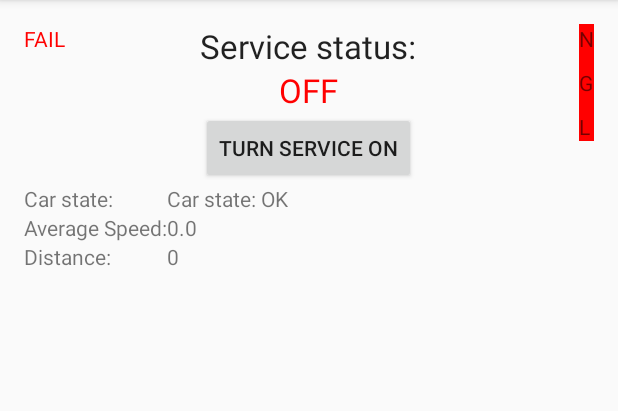
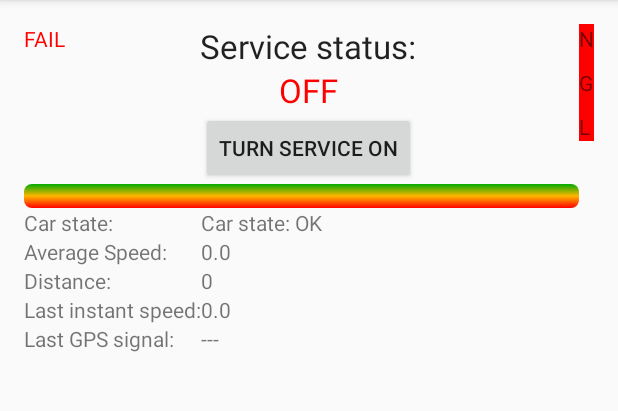
Before and after one commit to dair/madmadmax-power-android, an Android app: the ServiceStatusActivity screen opened directly, with no data from a screen before it, on a phone screen of 412 x 824 dp, the part 84-495 px from its top. Run offline under Robolectric (Android 15) with nearby library versions, the phone set to English and light mode, and no system bars.

Commit message:
well, something

```diff
--- a/app/src/main/java/org/albiongames/madmadmax/power/LocationThread.java
+++ b/app/src/main/java/org/albiongames/madmadmax/power/LocationThread.java
@@ -14,6 +14,7 @@ import android.support.v4.app.ActivityCompat;
 
 import java.util.LinkedList;
 import java.util.List;
+import java.util.Set;
 import java.util.Timer;
 import java.util.TimerTask;
 
@@ -128,6 +129,9 @@ public class LocationThread extends StatusThread implements LocationListener
             }
         }, 1000, 1000);
 
+        Settings.setDouble(Settings.KEY_LAST_INSTANT_SPEED, 0.0);
+        Settings.setLong(Settings.KEY_LAST_GPS_UPDATE, 0);
+
         Tools.log("Location Thread started");
     }
 
@@ -188,6 +192,9 @@ public class LocationThread extends StatusThread implements LocationListener
         float speed = location.getSpeed();
         long time = location.getTime();
 
+        Settings.setDouble(Settings.KEY_LAST_INSTANT_SPEED, speed);
+        Settings.setLong(Settings.KEY_LAST_GPS_UPDATE, time);
+
         double localDistance = 0;
         if (mLastLocation != null && speed > 0.001)
         {
--- a/app/src/main/java/org/albiongames/madmadmax/power/ServiceStatusActivity.java
+++ b/app/src/main/java/org/albiongames/madmadmax/power/ServiceStatusActivity.java
@@ -233,8 +233,33 @@ public class ServiceStatusActivity extends AppCompatActivity
             return;
 
         double averageSpeed = Settings.getDouble(Settings.KEY_AVERAGE_SPEED);
+        double averageSpeedKmH = Tools.metersPerSecondToKilometersPerHour(averageSpeed);
 
-        textView.setText(Double.toString(averageSpeed));
+        textView.setText(Double.toString(averageSpeedKmH));
+
+
+        double lastSpeed = Settings.getDouble(Settings.KEY_LAST_INSTANT_SPEED);
+        double lastSpeedKmH = Tools.metersPerSecondToKilometersPerHour(lastSpeed);
+        TextView lastSpeedTextView = (TextView)findViewById(R.id.lastInstantSpeedTextView);
+        if (lastSpeedTextView != null)
+        {
+            lastSpeedTextView.setText(Double.toString(lastSpeedKmH));
+        }
+
+        TextView lastGpsTextView = (TextView)findViewById(R.id.lastGpsSignalTextView);
+        long lastTime = Settings.getLong(Settings.KEY_LAST_GPS_UPDATE);
+        if (lastTime > 0)
+        {
+            long now = System.currentTimeMillis();
+            long diff = now - lastTime;
+
+            double diffS = (double) diff / 1000.0;
+            lastGpsTextView.setText(Double.toString(diffS));
+        }
+        else
+        {
+            lastGpsTextView.setText("---");
+        }
     }
 
     protected void updateDistance()
--- a/app/src/main/java/org/albiongames/madmadmax/power/Settings.java
+++ b/app/src/main/java/org/albiongames/madmadmax/power/Settings.java
@@ -74,7 +74,8 @@ public class Settings
     public static final String KEY_AVERAGE_SPEED = "average_speed";
     public static final String KEY_TRACK_DISTANCE = "track_distance";
 
-
+    public static final String KEY_LAST_INSTANT_SPEED = "last_instant_speed";
+    public static final String KEY_LAST_GPS_UPDATE= "last_instant_speed";
 
 
 
@@ -202,6 +203,9 @@ public class Settings
         mDefaults.put(KEY_MALFUNCTION1_RED_ZONE_RELIABILITY, "5"); // formula from speed x
         mDefaults.put(KEY_MALFUNCTION1_RED_ZONE_FUEL_PER_KM, "700"); // formula from speed x
 
+        mDefaults.put(KEY_LAST_INSTANT_SPEED, "0");
+        mDefaults.put(KEY_LAST_GPS_UPDATE, "0");
+
 // FORMULAS
 
         mFormulaValues.add(KEY_P1_FORMULA);
--- /dev/null
+++ b/app/src/main/res/drawable/progressbar_states.xml
@@ -0,0 +1,19 @@
+<?xml version="1.0" encoding="utf-8"?>
+<layer-list xmlns:android="http://schemas.android.com/apk/res/android">
+    <item android:id="@android:id/progress">
+        <clip
+            android:clipOrientation="vertical"
+            android:gravity = "bottom">
+            <shape>
+                <corners android:radius="5dip" />
+                <gradient
+                    android:startColor="#ffff0000"
+                    android:centerColor="#ffffb600"
+                    android:centerX="0.5"
+                    android:endColor="#ff00aa00"
+                    android:angle="90"
+                    />
+            </shape>
+        </clip>
+    </item>
+</layer-list>
--- a/app/src/main/res/layout/activity_service_status.xml
+++ b/app/src/main/res/layout/activity_service_status.xml
@@ -89,9 +89,12 @@
     <TableLayout
         android:layout_width="match_parent"
         android:layout_height="match_parent"
-        android:layout_below="@+id/button"
         android:layout_alignParentLeft="true"
-        android:layout_alignParentStart="true">
+        android:layout_alignParentStart="true"
+        android:id="@+id/tableLayout"
+        android:layout_toLeftOf="@+id/logicThreadStatusText"
+        android:layout_toStartOf="@+id/logicThreadStatusText"
+        android:layout_below="@+id/progressBar">
 
         <TableRow
             android:layout_width="match_parent"
@@ -138,5 +141,56 @@
                 android:id="@+id/distanceTextView"
                 android:layout_column="1"/>
         </TableRow>
+
+        <TableRow
+            android:layout_width="match_parent"
+            android:layout_height="match_parent">
+
+            <TextView
+                android:text="Last instant speed:"
+                android:id="@+id/textView2"
+                android:layout_column="0"
+                />
+
+            <TextView
+                android:text="0.0"
+                android:id="@+id/lastInstantSpeedTextView"
+                android:layout_column="1"
+                android:layout_width="wrap_content"
+                android:layout_height="wrap_content"/>
+        </TableRow>
+
+        <TableRow
+            android:layout_width="match_parent"
+            android:layout_height="match_parent">
+
+            <TextView
+                android:text="Last GPS signal:"
+                android:id="@+id/textView3"
+                android:layout_column="0"
+                />
+
+            <TextView
+                android:text="0.0"
+                android:id="@+id/lastGpsSignalTextView"
+                android:layout_column="1"
+                android:layout_width="wrap_content"
+                android:layout_height="wrap_content"/>
+        </TableRow>
     </TableLayout>
+
+    <ProgressBar
+        style="?android:attr/progressBarStyleHorizontal"
+        android:layout_width="wrap_content"
+        android:layout_height="wrap_content"
+        android:id="@+id/progressBar"
+        android:progressDrawable="@drawable/progressbar_states"
+        android:layout_below="@+id/button"
+        android:layout_alignParentLeft="true"
+        android:layout_alignParentStart="true"
+        android:max="100"
+        android:progress="100"
+        android:layout_toStartOf="@+id/logicThreadStatusText"
+        android:layout_toLeftOf="@+id/logicThreadStatusText"/>
+
 </RelativeLayout>
```
Also changed, not shown: 1 other file.
